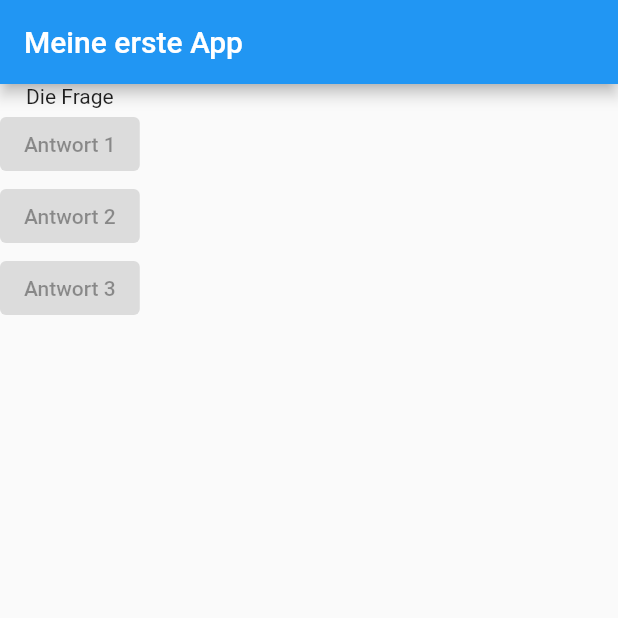
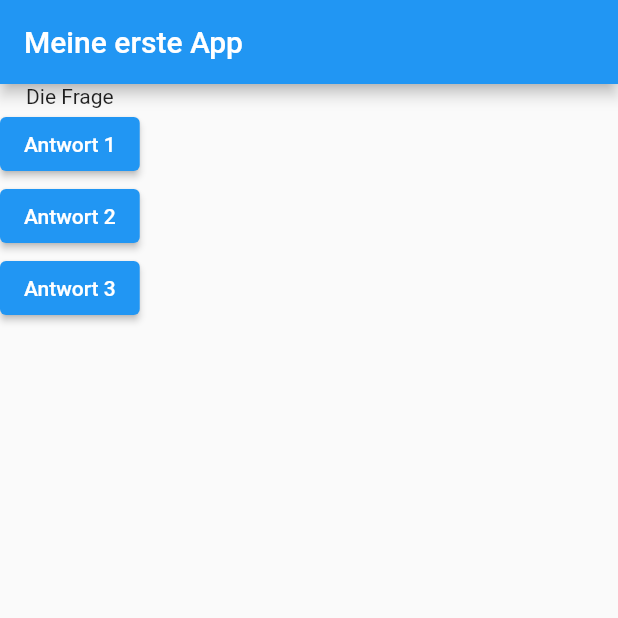
Before and after one commit to NightmindOfficial/fl_quiz, a Flutter app: the screen it shows after launch, on a phone screen of 412 x 824 dp, the top half of it. Run offline on Flutter 3.47's test engine with Material 2 defaults, Android fonts, the light colour scheme and no system bars.

Commit message:
Video 29

```diff
--- a/lib/main.dart
+++ b/lib/main.dart
@@ -7,6 +7,10 @@ import 'package:flutter/material.dart';
 void main() => runApp(MyApp());
 
 class MyApp extends StatelessWidget {
+  void answerQuestion() {
+    print('Antwort gewählt.');
+  }
+
   var questions = [
     'Was ist deine Lieblingsfarbe?',
     'Was ist dein Lieblingstier?'
@@ -22,22 +26,22 @@ class MyApp extends StatelessWidget {
     return MaterialApp(
       home: Scaffold(
         appBar: AppBar(
-          title: Text('Meine erste App'),
+          title: const Text('Meine erste App'),
         ),
         body: Column(
           children: <Widget>[
-            Text('Die Frage'),
+            const Text('Die Frage'),
             ElevatedButton(
-              onPressed: null,
-              child: Text('Antwort 1'),
+              onPressed: answerQuestion,
+              child: const Text('Antwort 1'),
             ),
             ElevatedButton(
-              onPressed: null,
-              child: Text('Antwort 2'),
+              onPressed: answerQuestion,
+              child: const Text('Antwort 2'),
             ),
             ElevatedButton(
-              onPressed: null,
-              child: Text('Antwort 3'),
+              onPressed: answerQuestion,
+              child: const Text('Antwort 3'),
             ),
           ],
         ),
```
